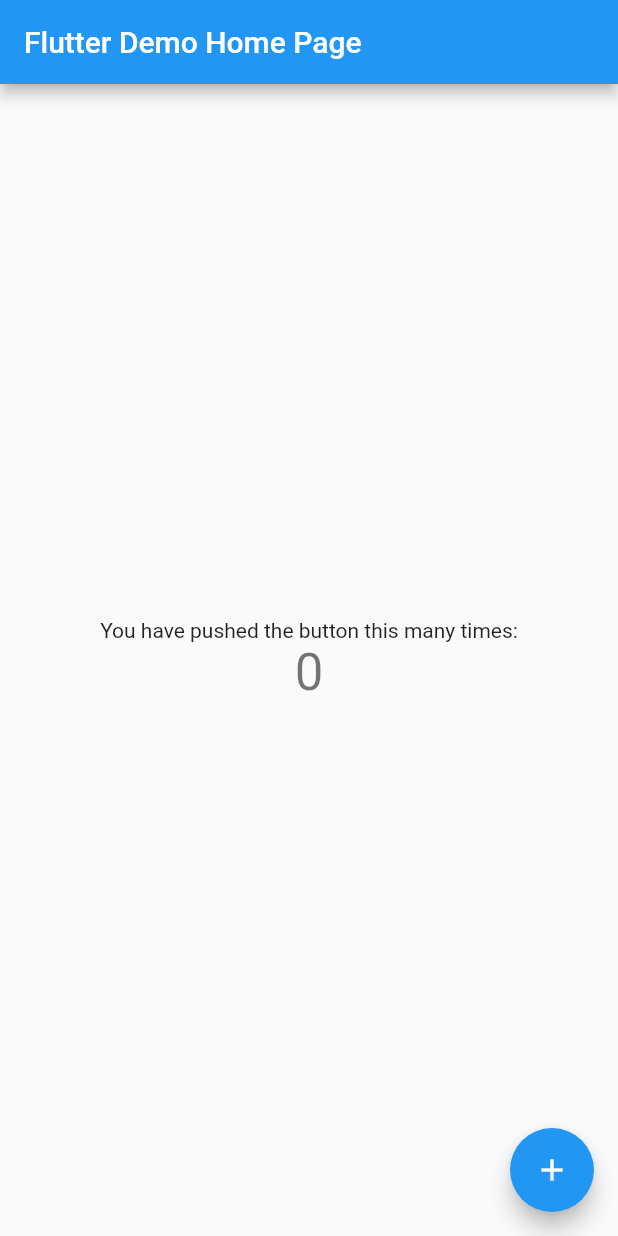
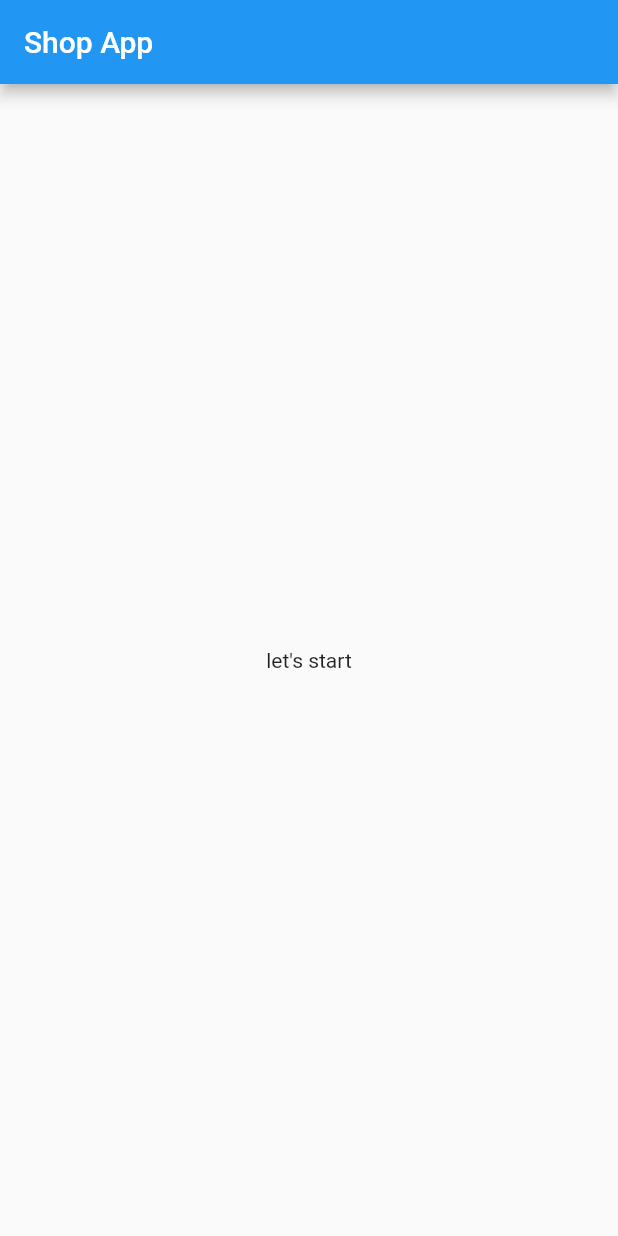
Before and after one commit to JakubFig/shop_app, a Flutter app: the screen it shows after launch, on a phone screen of 412 x 824 dp. Run offline on Flutter 3.47's test engine with Material 2 defaults, Android fonts, the phone set to English and light mode, and no system bars.

```diff
--- a/lib/main.dart
+++ b/lib/main.dart
@@ -6,110 +6,28 @@ void main() {
 
 class MyApp extends StatelessWidget {
   const MyApp({super.key});
-
-  // This widget is the root of your application.
   @override
   Widget build(BuildContext context) {
     return MaterialApp(
-      title: 'Flutter Demo',
+      title: 'ShopApp',
       theme: ThemeData(
-        // This is the theme of your application.
-        //
-        // Try running your application with "flutter run". You'll see the
-        // application has a blue toolbar. Then, without quitting the app, try
-        // changing the primarySwatch below to Colors.green and then invoke
-        // "hot reload" (press "r" in the console where you ran "flutter run",
-        // or simply save your changes to "hot reload" in a Flutter IDE).
-        // Notice that the counter didn't reset back to zero; the application
-        // is not restarted.
         primarySwatch: Colors.blue,
       ),
-      home: const MyHomePage(title: 'Flutter Demo Home Page'),
+      home: MyHomePage(),
     );
   }
 }
 
-class MyHomePage extends StatefulWidget {
-  const MyHomePage({super.key, required this.title});
-
-  // This widget is the home page of your application. It is stateful, meaning
-  // that it has a State object (defined below) that contains fields that affect
-  // how it looks.
-
-  // This class is the configuration for the state. It holds the values (in this
-  // case the title) provided by the parent (in this case the App widget) and
-  // used by the build method of the State. Fields in a Widget subclass are
-  // always marked "final".
-
-  final String title;
-
-  @override
-  State<MyHomePage> createState() => _MyHomePageState();
-}
-
-class _MyHomePageState extends State<MyHomePage> {
-  int _counter = 0;
-
-  void _incrementCounter() {
-    setState(() {
-      // This call to setState tells the Flutter framework that something has
-      // changed in this State, which causes it to rerun the build method below
-      // so that the display can reflect the updated values. If we changed
-      // _counter without calling setState(), then the build method would not be
-      // called again, and so nothing would appear to happen.
-      _counter++;
-    });
-  }
-
+class MyHomePage extends StatelessWidget {
   @override
   Widget build(BuildContext context) {
-    // This method is rerun every time setState is called, for instance as done
-    // by the _incrementCounter method above.
-    //
-    // The Flutter framework has been optimized to make rerunning build methods
-    // fast, so that you can just rebuild anything that needs updating rather
-    // than having to individually change instances of widgets.
     return Scaffold(
       appBar: AppBar(
-        // Here we take the value from the MyHomePage object that was created by
-        // the App.build method, and use it to set our appbar title.
-        title: Text(widget.title),
+        title: const Text('Shop App'),
       ),
-      body: Center(
-        // Center is a layout widget. It takes a single child and positions it
-        // in the middle of the parent.
-        child: Column(
-          // Column is also a layout widget. It takes a list of children and
-          // arranges them vertically. By default, it sizes itself to fit its
-          // children horizontally, and tries to be as tall as its parent.
-          //
-          // Invoke "debug painting" (press "p" in the console, choose the
-          // "Toggle Debug Paint" action from the Flutter Inspector in Android
-          // Studio, or the "Toggle Debug Paint" command in Visual Studio Code)
-          // to see the wireframe for each widget.
-          //
-          // Column has various properties to control how it sizes itself and
-          // how it positions its children. Here we use mainAxisAlignment to
-          // center the children vertically; the main axis here is the vertical
-          // axis because Columns are vertical (the cross axis would be
-          // horizontal).
-          mainAxisAlignment: MainAxisAlignment.center,
-          children: <Widget>[
-            const Text(
-              'You have pushed the button this many times:',
-            ),
-            Text(
-              '$_counter',
-              style: Theme.of(context).textTheme.headlineMedium,
-            ),
-          ],
-        ),
+      body: const Center(
+        child: Text('let\'s start'),
       ),
-      floatingActionButton: FloatingActionButton(
-        onPressed: _incrementCounter,
-        tooltip: 'Increment',
-        child: const Icon(Icons.add),
-      ), // This trailing comma makes auto-formatting nicer for build methods.
     );
   }
 }
```
